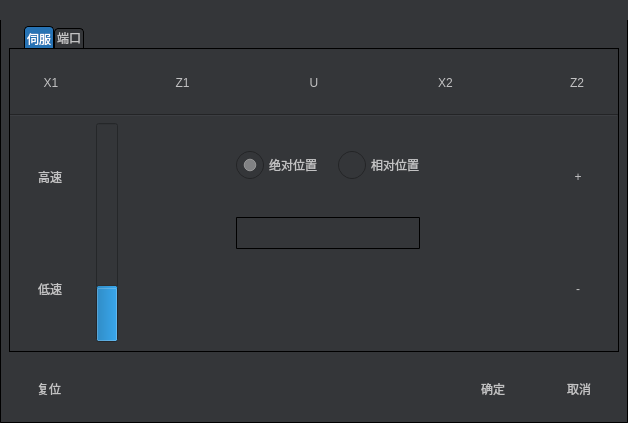
Qt form dlg_manu.ui (eeyoo/yunsheng) before a commit.
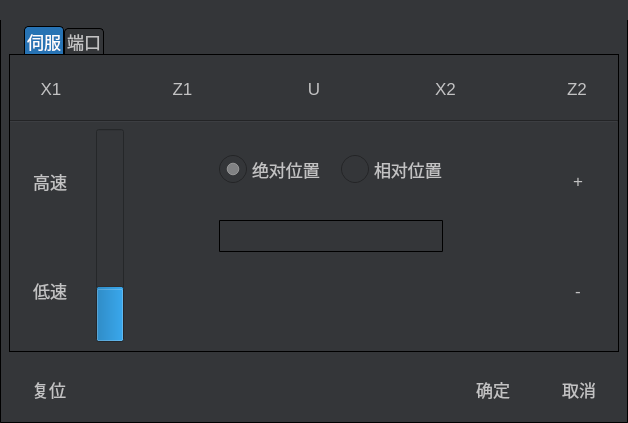
The same form after that commit. Icons and pictures are not drawn. Custom widgets are drawn as their Qt base class.

Commit message: changed UI font size

Diff of the .ui file:
```diff
--- a/dlg_manu.ui
+++ b/dlg_manu.ui
@@ -15,7 +15,7 @@
   </property>
   <property name="styleSheet">
    <string notr="true">*{
-font: 12px;
+font: 13pt;
 font-family: &quot;微软雅黑&quot;;
 }
 
@@ -228,6 +228,9 @@
 }</string>
   </property>
   <layout class="QVBoxLayout" name="verticalLayout_8">
+   <property name="spacing">
+    <number>6</number>
+   </property>
    <property name="margin">
     <number>0</number>
    </property>
```
The commit also changes 19 other files.
